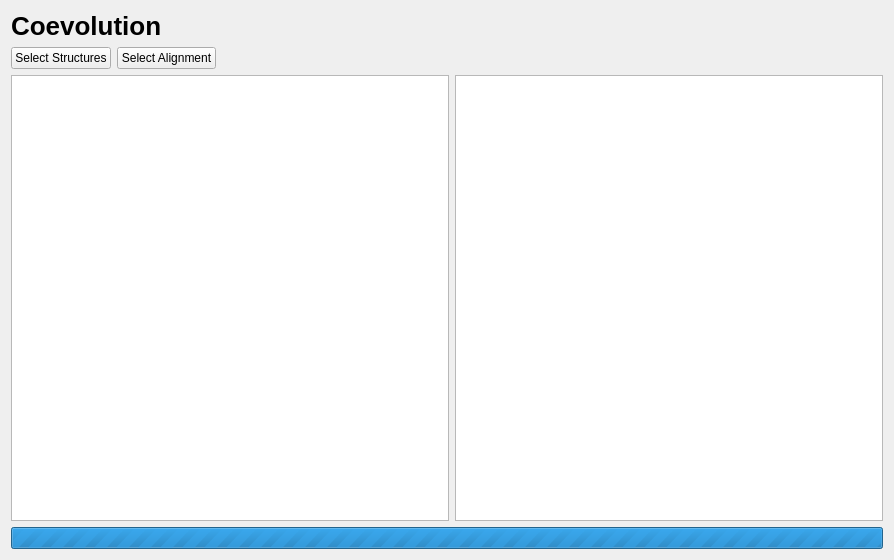
This is cbr/coevolution/visual/coevolution.ui in TUM-CBR/pymol-plugins as Qt 5 draws it before an edit. The edited form follows.
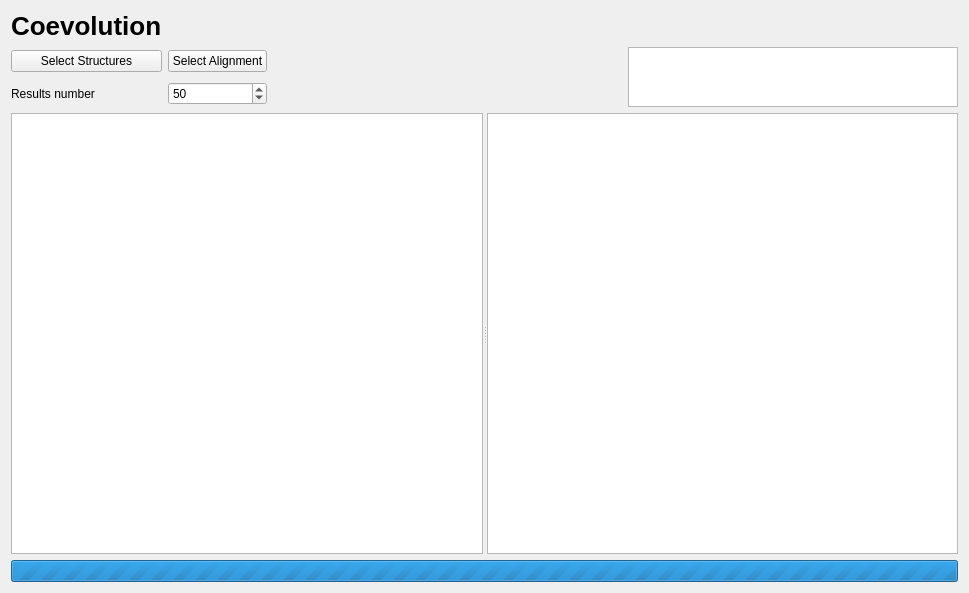
This is the edited form.

Commit message: [Coevolution] Color strucutre residues in the overview table.

Diff of the .ui file:
```diff
--- a/cbr/coevolution/visual/coevolution.ui
+++ b/cbr/coevolution/visual/coevolution.ui
@@ -6,16 +6,45 @@
    <rect>
     <x>0</x>
     <y>0</y>
-    <width>894</width>
-    <height>560</height>
+    <width>969</width>
+    <height>593</height>
    </rect>
   </property>
   <property name="windowTitle">
    <string>Form</string>
   </property>
-  <layout class="QGridLayout" name="gridLayout" rowstretch="0,0,1,0" columnstretch="0,0,0,1,2">
-   <item row="2" column="4">
-    <widget class="QTableView" name="detailsTable"/>
+  <layout class="QGridLayout" name="gridLayout" rowstretch="0,0,0,1,0" columnstretch="0,0,0,1,0,1">
+   <item row="3" column="0" colspan="6">
+    <widget class="QSplitter" name="splitter">
+     <property name="orientation">
+      <enum>Qt::Orientation::Horizontal</enum>
+     </property>
+     <widget class="QTableView" name="alignmentTable"/>
+     <widget class="QTableView" name="detailsTable"/>
+    </widget>
+   </item>
+   <item row="1" column="5" rowspan="2">
+    <widget class="QTableView" name="parametersTable">
+     <property name="maximumSize">
+      <size>
+       <width>16777215</width>
+       <height>60</height>
+      </size>
+     </property>
+    </widget>
+   </item>
+   <item row="2" column="1">
+    <widget class="QSpinBox" name="resultsNumberBox">
+     <property name="minimum">
+      <number>1</number>
+     </property>
+     <property name="maximum">
+      <number>500</number>
+     </property>
+     <property name="value">
+      <number>50</number>
+     </property>
+    </widget>
    </item>
    <item row="1" column="2">
     <widget class="QLabel" name="selectedAlignmentLabel">
@@ -24,8 +53,16 @@
      </property>
     </widget>
    </item>
-   <item row="2" column="0" colspan="4">
-    <widget class="QTableView" name="alignmentTable"/>
+   <item row="0" column="0">
+    <widget class="QLabel" name="label">
+     <property name="styleSheet">
+      <string notr="true">font-size: 26px;
+font-weight: bold;</string>
+     </property>
+     <property name="text">
+      <string>Coevolution</string>
+     </property>
+    </widget>
    </item>
    <item row="1" column="0">
     <widget class="QPushButton" name="selectStructureButton">
@@ -41,7 +78,24 @@
      </property>
     </widget>
    </item>
-   <item row="1" column="3">
+   <item row="2" column="0">
+    <widget class="QLabel" name="label_2">
+     <property name="text">
+      <string>Results number</string>
+     </property>
+    </widget>
+   </item>
+   <item row="4" column="0" colspan="6">
+    <widget class="QProgressBar" name="busyProgress">
+     <property name="maximum">
+      <number>0</number>
+     </property>
+     <property name="value">
+      <number>-1</number>
+     </property>
+    </widget>
+   </item>
+   <item row="1" column="3" colspan="2">
     <spacer name="horizontalSpacer">
      <property name="orientation">
       <enum>Qt::Orientation::Horizontal</enum>
@@ -54,27 +108,6 @@
      </property>
     </spacer>
    </item>
-   <item row="0" column="0" colspan="2">
-    <widget class="QLabel" name="label">
-     <property name="styleSheet">
-      <string notr="true">font-size: 26px;
-font-weight: bold;</string>
-     </property>
-     <property name="text">
-      <string>Coevolution</string>
-     </property>
-    </widget>
-   </item>
-   <item row="3" column="0" colspan="5">
-    <widget class="QProgressBar" name="busyProgress">
-     <property name="maximum">
-      <number>0</number>
-     </property>
-     <property name="value">
-      <number>-1</number>
-     </property>
-    </widget>
-   </item>
   </layout>
  </widget>
  <resources/>
```
The commit also changes 5 other files.
